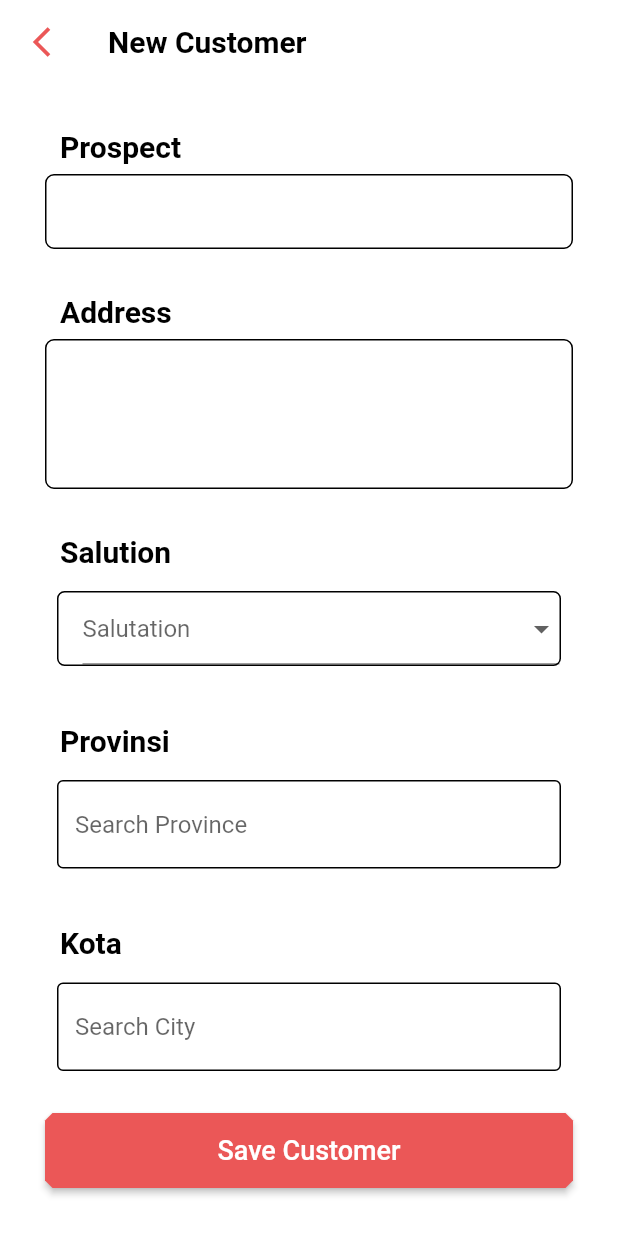
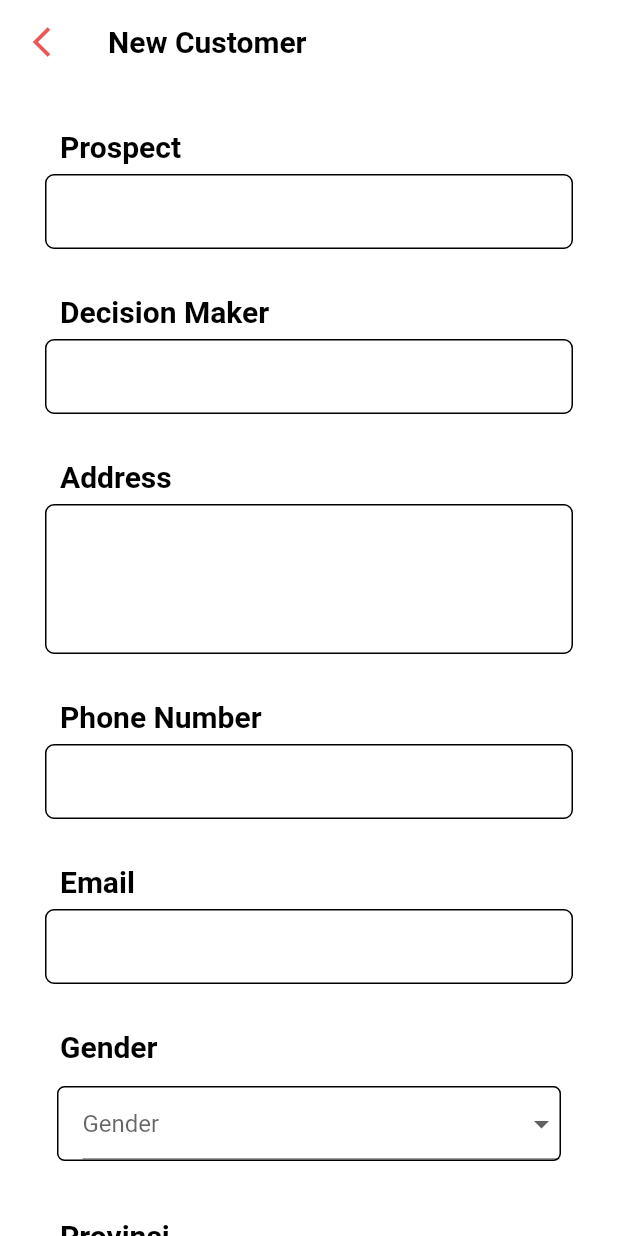
Before and after one commit to melcoy/mobilesales-falcon, a Flutter app: the CustomerForm screen opened directly, on a phone screen of 412 x 824 dp. Run offline on Flutter 3.47's test engine with Material 2 defaults, Android fonts, the phone set to English and light mode, and no system bars; drawn by our look-alikes of flutter_typeahead; our stand-ins replace bloc, camera, connectivity, flutter_bloc, geolocator, shared_preferences; missing offline and left inert: cloudinary_client; accounts and stored records are empty; network calls fail.

Commit message:
Update10/08/21

```diff
--- a/lib/Bloc/Customer/CustomerAdd/bloc/customeraddbloc_bloc.dart
+++ b/lib/Bloc/Customer/CustomerAdd/bloc/customeraddbloc_bloc.dart
@@ -58,8 +58,8 @@ class CustomeraddblocBloc
             name: event.model.name,
             alamat: event.model.alamat,
             decisionmaker: "1",
-            email: "",
-            hp: "",
+            email: event.model.email,
+            hp: event.model.hp,
             kecamatan: "",
             kelurahan: "",
             kodepos: "",
--- a/lib/Model/Customer/Dto/CustomerAddDto.dart
+++ b/lib/Model/Customer/Dto/CustomerAddDto.dart
@@ -4,12 +4,12 @@ class CustomerAddDto {
   String kota;
   String provinsi;
   // String decisionmaker;
-  // String hp;
+  String hp;
   String sex;
   // String kelurahan;
   // String kecamatan;
   // String kodepos;
-  // String email;
+  String email;
 
   CustomerAddDto({
     this.name,
@@ -17,11 +17,11 @@ class CustomerAddDto {
     this.kota,
     this.provinsi,
     // this.decisionmaker,
-    // this.hp,
+    this.hp,
     this.sex,
     // this.kelurahan,
     // this.kecamatan,
     // this.kodepos,
-    // this.email
+    this.email
   });
 }
--- a/lib/View/Dashboard/Menu/Customer/CustomerForm.dart
+++ b/lib/View/Dashboard/Menu/Customer/CustomerForm.dart
@@ -29,6 +29,8 @@ class _CustomerFormState extends State<CustomerForm> {
   TextEditingController prospectController = new TextEditingController();
   TextEditingController decisionController = new TextEditingController();
   TextEditingController addressController = new TextEditingController();
+  TextEditingController phoneController = new TextEditingController();
+  TextEditingController emailController = new TextEditingController();
   TextEditingController provController = new TextEditingController();
   TextEditingController cityController = new TextEditingController();
   String selectKota = "";
@@ -139,46 +141,46 @@ class _CustomerFormState extends State<CustomerForm> {
                                 )),
                           ),
                         ),
-                        // Container(
-                        //   height: 30,
-                        //   margin: EdgeInsets.fromLTRB(0, 30, 0, 0),
-                        //   child: Padding(
-                        //       padding: const EdgeInsets.only(left: 10),
-                        //       child: Text(
-                        //         "Decision Maker ",
-                        //         style: Theme.of(context)
-                        //             .textTheme
-                        //             .headline6
-                        //             .copyWith(
-                        //                 color: Colors.black,
-                        //                 fontWeight: FontWeight.bold),
-                        //       )),
-                        // ),
-                        // Container(
-                        //   height: 50,
-                        //   padding: EdgeInsets.fromLTRB(25, 0, 0, 0),
-                        //   decoration: BoxDecoration(
-                        //       border: Border.all(),
-                        //       borderRadius: BorderRadius.circular(6)),
-                        //   child: TextFormField(
-                        //     controller: decisionController,
-                        //     validator: (value) {
-                        //       if (value == null || value.isEmpty) {
-                        //         return 'Enter Name';
-                        //       }
-                        //       return null;
-                        //     },
-                        //     decoration: InputDecoration(
-                        //         border: InputBorder.none,
-                        //         // labelText: "Name",
-                        //         labelStyle: TextStyle(fontSize: 14.0),
-                        //         hintStyle: TextStyle(
-                        //           color: Colors.grey,
-                        //           fontSize: 10.0,
-                        //         )),
-                        //     style: TextStyle(fontSize: 14.0),
-                        //   ),
-                        // ),
+                        Container(
+                          height: 30,
+                          margin: EdgeInsets.fromLTRB(0, 30, 0, 0),
+                          child: Padding(
+                              padding: const EdgeInsets.only(left: 10),
+                              child: Text(
+                                "Decision Maker ",
+                                style: Theme.of(context)
+                                    .textTheme
+                                    .headline6
+                                    .copyWith(
+                                        color: Colors.black,
+                                        fontWeight: FontWeight.bold),
+                              )),
+                        ),
+                        Container(
+                          height: 50,
+                          padding: EdgeInsets.fromLTRB(25, 0, 0, 0),
+                          decoration: BoxDecoration(
+                              border: Border.all(),
+                              borderRadius: BorderRadius.circular(6)),
+                          child: TextFormField(
+                            controller: decisionController,
+                            validator: (value) {
+                              if (value == null || value.isEmpty) {
+                                return 'Enter Name';
+                              }
+                              return null;
+                            },
+                            decoration: InputDecoration(
+                                border: InputBorder.none,
+                                // labelText: "Name",
+                                labelStyle: TextStyle(fontSize: 14.0),
+                                hintStyle: TextStyle(
+                                  color: Colors.grey,
+                                  fontSize: 10.0,
+                                )),
+                            style: TextStyle(fontSize: 14.0),
+                          ),
+                        ),
                         Container(
                           height: 30,
                           margin: EdgeInsets.fromLTRB(0, 30, 0, 0),
@@ -219,52 +221,89 @@ class _CustomerFormState extends State<CustomerForm> {
                             style: TextStyle(fontSize: 14.0),
                           ),
                         ),
-                        // Container(
-                        //   height: 30,
-                        //   margin: EdgeInsets.fromLTRB(0, 30, 0, 0),
-                        //   child: Padding(
-                        //       padding: const EdgeInsets.only(left: 10),
-                        //       child: Text(
-                        //         "Tipe",
-                        //         style: Theme.of(context)
-                        //             .textTheme
-                        //             .headline6
-                        //             .copyWith(
-                        //                 color: Colors.black,
-                        //                 fontWeight: FontWeight.bold),
-                        //       )),
-                        // ),
-                        // Row(
-                        //   children: [
-                        //     Checkbox(
-                        //       value: tunaiValue,
-                        //       onChanged: (value) {
-                        //         tunaiValue = !tunaiValue;
-                        //         setState(() {});
-                        //       },
-                        //     ),
-                        //     Text('Tunai'),
-                        //     Container(
-                        //       padding: EdgeInsets.fromLTRB(55, 0, 0, 0),
-                        //       child: Checkbox(
-                        //         value: kreditValue,
-                        //         onChanged: (value) {
-                        //           kreditValue = !kreditValue;
-                        //           setState(() {});
-                        //           print(value);
-                        //         },
-                        //       ),
-                        //     ),
-                        //     Text('Kredit')
-                        //   ],
-                        // ),
                         Container(
                           height: 30,
                           margin: EdgeInsets.fromLTRB(0, 30, 0, 0),
                           child: Padding(
                               padding: const EdgeInsets.only(left: 10),
                               child: Text(
-                                "Salution",
+                                "Phone Number",
+                                style: Theme.of(context)
+                                    .textTheme
+                                    .headline6
+                                    .copyWith(
+                                        color: Colors.black,
+                                        fontWeight: FontWeight.bold),
+                              )),
+                        ),
+                        Container(
+                          padding: EdgeInsets.fromLTRB(25, 0, 0, 0),
+                          height: 50,
+                          decoration: BoxDecoration(
+                              border: Border.all(),
+                              borderRadius: BorderRadius.circular(6)),
+                          child: TextFormField(
+                            controller: phoneController,
+                            validator: (value) {
+                              if (value == null || value.isEmpty) {
+                                return 'Enter Name';
+                              }
+                              return null;
+                            },
+                            decoration: InputDecoration(
+                                border: InputBorder.none,
+                                labelStyle: TextStyle(fontSize: 14.0),
+                                hintStyle: TextStyle(
+                                  color: Colors.grey,
+                                  fontSize: 10.0,
+                                )),
+                          ),
+                        ),
+                        Container(
+                          height: 30,
+                          margin: EdgeInsets.fromLTRB(0, 30, 0, 0),
+                          child: Padding(
+                              padding: const EdgeInsets.only(left: 10),
+                              child: Text(
+                                "Email",
+                                style: Theme.of(context)
+                                    .textTheme
+                                    .headline6
+                                    .copyWith(
+                                        color: Colors.black,
+                                        fontWeight: FontWeight.bold),
+                              )),
+                        ),
+                        Container(
+                          padding: EdgeInsets.fromLTRB(25, 0, 0, 0),
+                          height: 50,
+                          decoration: BoxDecoration(
+                              border: Border.all(),
+                              borderRadius: BorderRadius.circular(6)),
+                          child: TextFormField(
+                            controller: emailController,
+                            validator: (value) {
+                              if (value == null || value.isEmpty) {
+                                return 'Enter Name';
+                              }
+                              return null;
+                            },
+                            decoration: InputDecoration(
+                                border: InputBorder.none,
+                                labelStyle: TextStyle(fontSize: 14.0),
+                                hintStyle: TextStyle(
+                                  color: Colors.grey,
+                                  fontSize: 10.0,
+                                )),
+                          ),
+                        ),
+                        Container(
+                          height: 30,
+                          margin: EdgeInsets.fromLTRB(0, 30, 0, 0),
+                          child: Padding(
+                              padding: const EdgeInsets.only(left: 10),
+                              child: Text(
+                                "Gender",
                                 style: Theme.of(context)
                                     .textTheme
                                     .headline6
@@ -282,7 +321,7 @@ class _CustomerFormState extends State<CustomerForm> {
                                 borderRadius: BorderRadius.circular(5)),
                             child: DropdownButtonFormField<dynamic>(
                               hint: Text(
-                                'Salutation',
+                                'Gender',
                               ),
                               onChanged: (salution) => setState(() {
                                 selectedSalution = salution;
@@ -446,6 +485,8 @@ class _CustomerFormState extends State<CustomerForm> {
                                         kota: selectKota,
                                         provinsi: selectProv,
                                         alamat: addressController.text,
+                                        hp: phoneController.text,
+                                        email: emailController.text,
                                         name: prospectController.text,
                                         sex: selectedSalution)),
                                   );
--- a/lib/View/Dashboard/Menu/VisitPlan/VisitPlanAdd/VisitPlanAdd.dart
+++ b/lib/View/Dashboard/Menu/VisitPlan/VisitPlanAdd/VisitPlanAdd.dart
@@ -31,6 +31,8 @@ class _VisitPlanAddState extends State<VisitPlanAdd> {
 
   @override
   Widget build(BuildContext context) {
+    print('time');
+    print(time.format(context));
     return Scaffold(
         backgroundColor: Colors.white,
         appBar: AppBar(
@@ -93,7 +95,7 @@ class _VisitPlanAddState extends State<VisitPlanAdd> {
                           // onTap: _pickTime,
                         ),
                         ListTile(
-                          title: Text("Time : ${time.hour}:${time.minute}"),
+                          title: Text("Time : ${time.format(context)}"),
                           trailing: Icon(Icons.keyboard_arrow_down),
                           onTap: _pickTime,
                         ),
--- a/lib/View/Dashboard/Menu/VisitPlan/VisitPlanCheckIn/Pending/VPPending.dart
+++ b/lib/View/Dashboard/Menu/VisitPlan/VisitPlanCheckIn/Pending/VPPending.dart
@@ -136,7 +136,7 @@ class _VPPendingState extends State<VPPending> {
                                       return DropdownMenuItem(
                                           value: valueItem['id'].toString(),
                                           child:
-                                              Text("- " + valueItem['name']));
+                                              Text("- " + valueItem['name'] +'\n'));
                                     }).toList() ??
                                     [],
                               ),
```
Also changed, not shown: lib/View/Dashboard/Menu/Report/ReportSales.dart (+21 -9 lines), lib/View/Dashboard/Menu/VisitPlan/VisitPlanCheckIn/SalesInput/VPSalesInput.dart (+52 -9 lines), lib/View/Dashboard/Menu/VisitPlan/VisitPlanCheckIn/SalesInput/VPSalesInputConfirmDialog.dart (+6 -2 lines).
